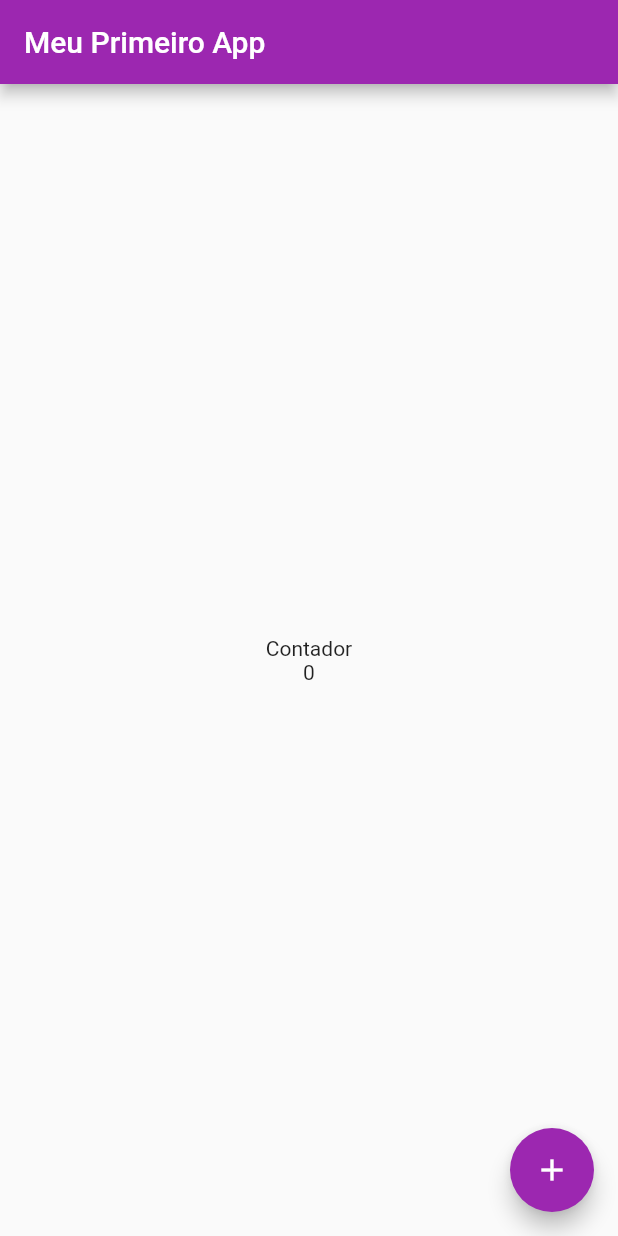
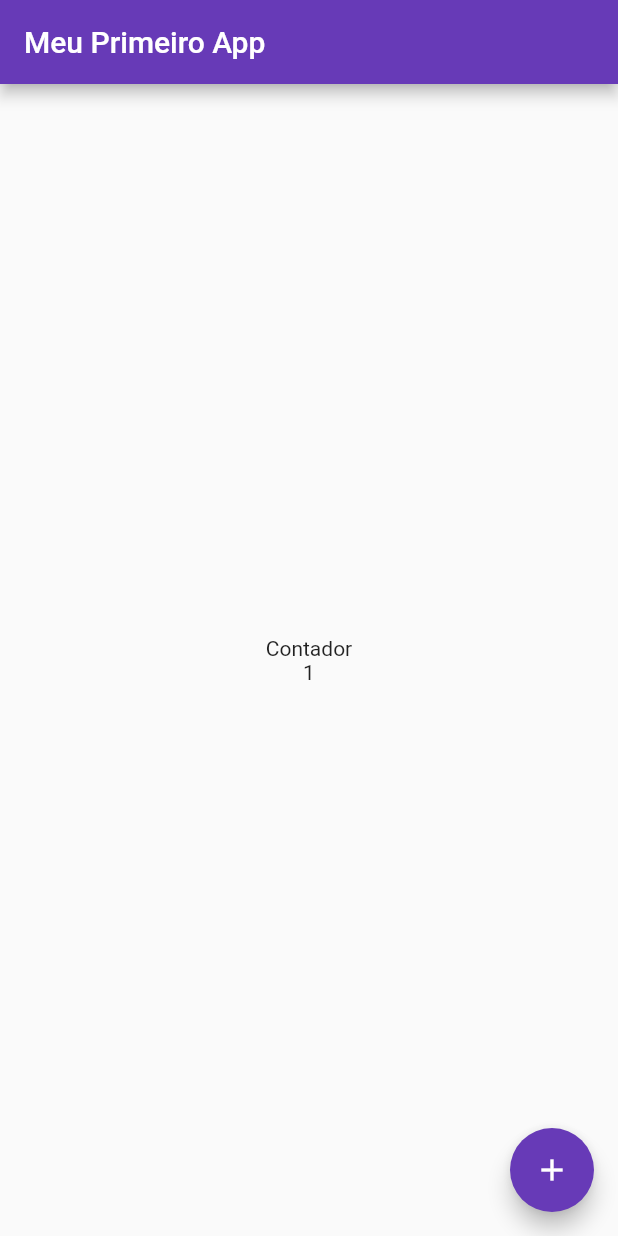
Before and after one commit to J-Neto/counter_app, a Flutter app: the screen it shows after launch, after a tap on the "add" icon, on a phone screen of 412 x 824 dp. Run offline on Flutter 3.47's test engine with Material 2 defaults, Android fonts, the phone set to English and light mode, and no system bars.

```diff
--- a/lib/main.dart
+++ b/lib/main.dart
@@ -5,28 +5,37 @@ import "package:flutter/material.dart";
 
 void main() {
   runApp(MaterialApp(
-    theme: ThemeData(
-      primarySwatch: Colors.purple
-    ),
-
-    home: HomePage()
-  ));
+      theme: ThemeData(primarySwatch: Colors.deepPurple), home: HomePage()));
 }
 
+class HomePage extends StatefulWidget {
+  @override
+  State<HomePage> createState() => _HomePageState();
+}
 
-class HomePage extends StatelessWidget {
+class _HomePageState extends State<HomePage> {
+  int count = 0;
+
+  void increment() {
+    count++;
+    setState(() {});
+  }
+
   @override
   Widget build(BuildContext context) {
     return Scaffold(
 
       appBar: AppBar(
+
         title: const Text("Meu Primeiro App"),
       ),
 
-      body: const Center(
+      body: Center(
 
         child: Text(
-          "Contador\n0",
+
+          "Contador\n$count",
+
           textAlign: TextAlign.center,
         )
       ),
@@ -35,9 +44,10 @@ class HomePage extends StatelessWidget {
 
         child: const Icon(Icons.add),
 
-        onPressed: () {},
+        onPressed: () {
+          increment();
+        },
       ),
     );
   }
-
 }
```
